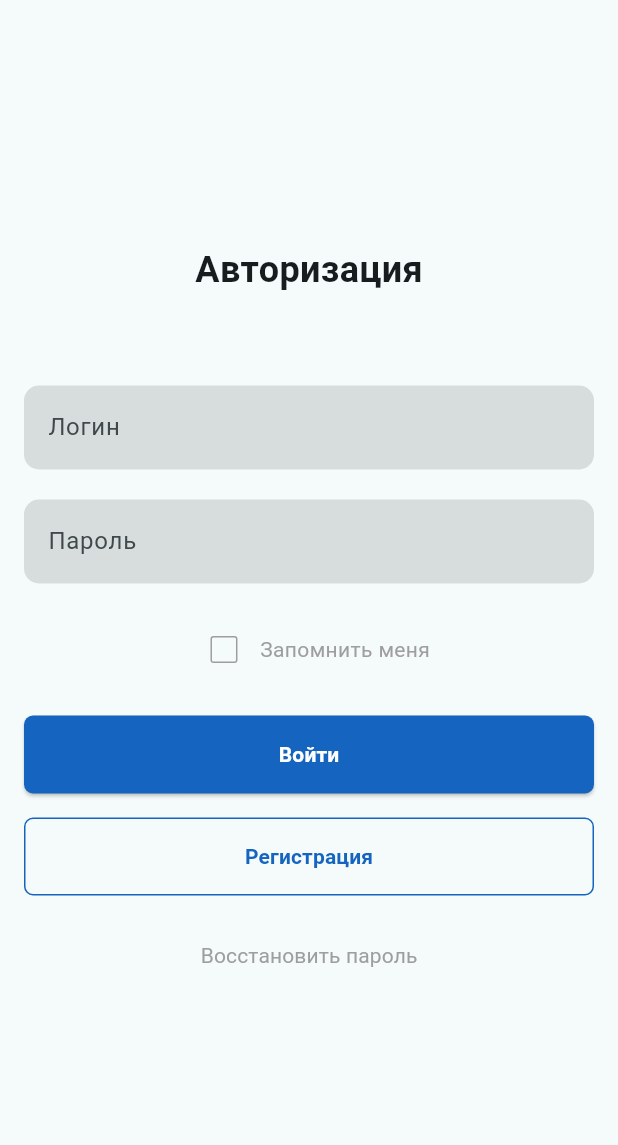
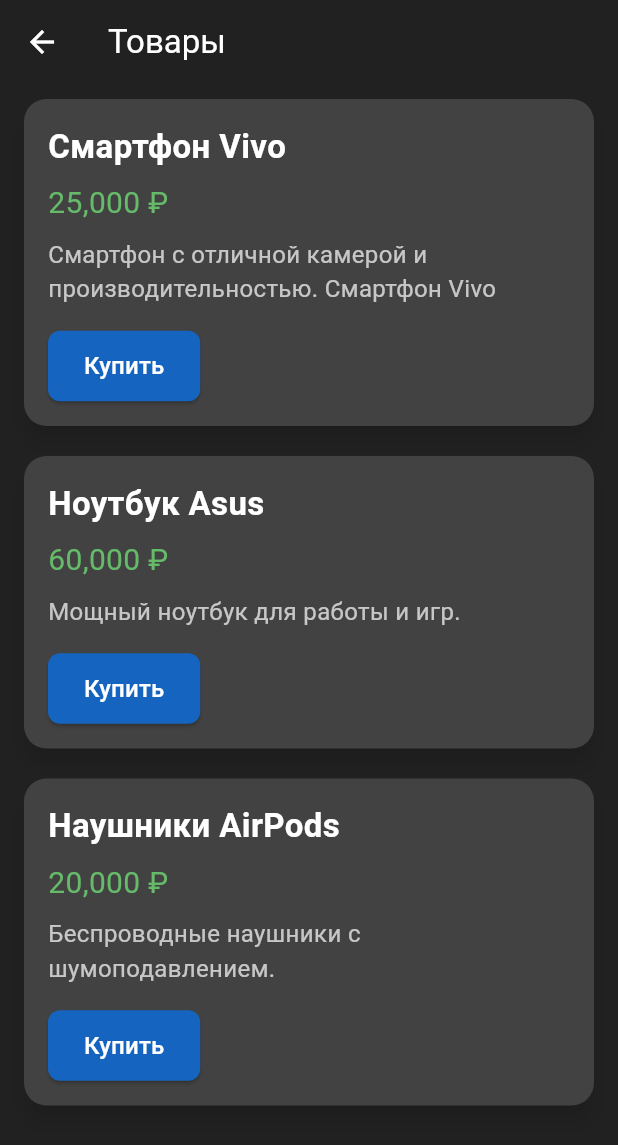
Before and after one commit to Maks-Shashkov/app, a Flutter app: the screen it shows after launch, after a tap on "Войти", on a phone screen of 412 x 824 dp. Shown: the top 1145 px of the screen. Run offline on Flutter 3.47's test engine with Material 3 defaults, Android fonts, the phone set to English and light mode, and no system bars; network calls fail.

Commit message:
addCatalog
Добавление каталога и описание товара.

```diff
--- /dev/null
+++ b/lib/catalog.dart
@@ -0,0 +1,120 @@
+import 'package:flutter/material.dart';
+import 'description.dart';
+
+class catalog extends StatelessWidget {
+  final List<Map<String, dynamic>> products = [
+    {
+      'title': 'Смартфон Vivo',
+      'price': '25,000 ₽',
+      'description': 'Смартфон с отличной камерой и производительностью. Смартфон Vivo',
+      'image': 'https://via.placeholder.com/150',
+    },
+    {
+      'title': 'Ноутбук Asus',
+      'price': '60,000 ₽',
+      'description': 'Мощный ноутбук для работы и игр.',
+      'image': 'https://via.placeholder.com/150',
+    },
+    {
+      'title': 'Наушники AirPods',
+      'price': '20,000 ₽',
+      'description': 'Беспроводные наушники с шумоподавлением.',
+      'image': 'https://via.placeholder.com/150',
+    },
+  ];
+
+  @override
+  Widget build(BuildContext context) {
+    return Scaffold(
+      backgroundColor: Colors.grey.shade900,
+      appBar: AppBar(
+        backgroundColor: Colors.grey.shade900,
+          title: Text(
+            "Товары",
+            style: TextStyle(color: Colors.white),
+          ),
+        leading: IconButton(
+          icon: Icon(Icons.arrow_back, color: Colors.white),
+          onPressed: () {
+            Navigator.pop(context);
+          },
+        ),
+      ),
+      body: ListView.builder(
+        itemCount: products.length,
+        itemBuilder: (context, index) {
+          final product = products[index];
+          return GestureDetector(
+            onTap: () {
+              Navigator.push(
+                context,
+                MaterialPageRoute(
+                  builder: (context) => ProductDetailPage(product: product),
+                ),
+              );
+            },
+            child: Card(
+              color: Colors.grey.shade800,
+              margin: EdgeInsets.symmetric(horizontal: 16, vertical: 10),
+              shape: RoundedRectangleBorder(
+                borderRadius: BorderRadius.circular(15),
+              ),
+              shadowColor: Colors.black.withOpacity(0.5),
+              elevation: 6,
+              child: Padding(
+                padding: EdgeInsets.all(16),
+                child: Column(
+                  crossAxisAlignment: CrossAxisAlignment.start,
+                  children: [
+                    Text(
+                      product['title'],
+                      style: TextStyle(
+                        fontSize: 22,
+                        fontWeight: FontWeight.bold,
+                        color: Colors.white,
+                      ),
+                    ),
+                    SizedBox(height: 8),
+                    Text(
+                      product['price'],
+                      style: TextStyle(
+                        fontSize: 20,
+                        color: Colors.green.shade400,
+                      ),
+                    ),
+                    SizedBox(height: 8),
+                    Text(
+                      product['description'],
+                      style: TextStyle(
+                        fontSize: 16,
+                        color: Colors.white70,
+                      ),
+                    ),
+                    SizedBox(height: 16),
+                    ElevatedButton(
+                      style: ElevatedButton.styleFrom(
+                        backgroundColor: Colors.blue.shade800,
+                        shape: RoundedRectangleBorder(
+                          borderRadius: BorderRadius.circular(8),
+                        ),
+                        padding: EdgeInsets.symmetric(vertical: 12, horizontal: 24),
+                      ),
+                      onPressed: () {},
+                      child: Text(
+                        'Купить',
+                        style: TextStyle(
+                          fontSize: 16,
+                          color: Colors.white,
+                        ),
+                      ),
+                    ),
+                  ],
+                ),
+              ),
+            ),
+          );
+        },
+      ),
+    );
+  }
+}
--- a/lib/main.dart
+++ b/lib/main.dart
@@ -1,4 +1,6 @@
+
 import 'package:flutter/material.dart';
+import 'catalog.dart';
 
 void main() {
   runApp(const MyApp());
@@ -7,7 +9,6 @@ void main() {
 class MyApp extends StatelessWidget {
   const MyApp({super.key});
 
-  // This widget is the root of your application.
   @override
   Widget build(BuildContext context) {
     return MaterialApp(
@@ -16,7 +17,7 @@ class MyApp extends StatelessWidget {
         colorScheme: ColorScheme.fromSeed(seedColor: Colors.white),
         useMaterial3: true,
       ),
-      home: const MyHomePage(title: 'Flutter Demo Home Page'),
+      home: const MyHomePage(title: 'Авторизация'),
     );
   }
 }
@@ -32,13 +33,15 @@ class MyHomePage extends StatefulWidget {
 
 class _MyHomePageState extends State<MyHomePage> {
   bool _isChecked = false;
+
   @override
   Widget build(BuildContext context) {
-    return  Scaffold(
+    return Scaffold(
+      backgroundColor: Colors.grey.shade900,
       body: Center(
         child: Padding(
-            padding: EdgeInsets.all(16.0),
-            child: Column(
+          padding: EdgeInsets.all(16.0),
+          child: Column(
             mainAxisAlignment: MainAxisAlignment.center,
             children: <Widget>[
               Padding(
@@ -48,6 +51,7 @@ class _MyHomePageState extends State<MyHomePage> {
                   style: TextStyle(
                     fontSize: 24,
                     fontWeight: FontWeight.bold,
+                    color: Colors.white,
                   ),
                 ),
               ),
@@ -58,7 +62,7 @@ class _MyHomePageState extends State<MyHomePage> {
                   TextField(
                     decoration: InputDecoration(
                       border: OutlineInputBorder(
-                        borderRadius:  BorderRadius.all(
+                        borderRadius: BorderRadius.all(
                           Radius.circular(10.0),
                         ),
                         borderSide: BorderSide(
@@ -70,6 +74,7 @@ class _MyHomePageState extends State<MyHomePage> {
                       filled: true,
                       labelText: 'Логин',
                       hintStyle: TextStyle(color: Colors.grey),
+                      labelStyle: TextStyle(color: Colors.white),
                     ),
                   ),
                   SizedBox(height: 20.0),
@@ -88,7 +93,9 @@ class _MyHomePageState extends State<MyHomePage> {
                       filled: true,
                       labelText: 'Пароль',
                       hintStyle: TextStyle(color: Colors.grey),
+                      labelStyle: TextStyle(color: Colors.white),
                     ),
+                    obscureText: true,
                   ),
                   SizedBox(height: 20.0),
                   Row(
@@ -114,6 +121,10 @@ class _MyHomePageState extends State<MyHomePage> {
                   SizedBox(height: 20.0),
                   ElevatedButton(
                     onPressed: () {
+                      Navigator.push(
+                        context,
+                        MaterialPageRoute(builder: (context) => catalog()),
+                      );
                     },
                     style: ElevatedButton.styleFrom(
                       backgroundColor: Colors.blue.shade800,
@@ -133,6 +144,7 @@ class _MyHomePageState extends State<MyHomePage> {
                   SizedBox(height: 16),
                   OutlinedButton(
                     onPressed: () {
+                      // Логика для регистрации
                     },
                     style: OutlinedButton.styleFrom(
                       padding: EdgeInsets.symmetric(vertical: 16),
@@ -149,7 +161,6 @@ class _MyHomePageState extends State<MyHomePage> {
                       ),
                     ),
                   ),
-
                 ],
               ),
               SizedBox(height: 16),
@@ -166,9 +177,7 @@ class _MyHomePageState extends State<MyHomePage> {
               ),
             ],
           ),
-
-        )
-
+        ),
       ),
     );
   }
```
Also changed, not shown: lib/description.dart (added, +79 -0 lines), 1 other file.
